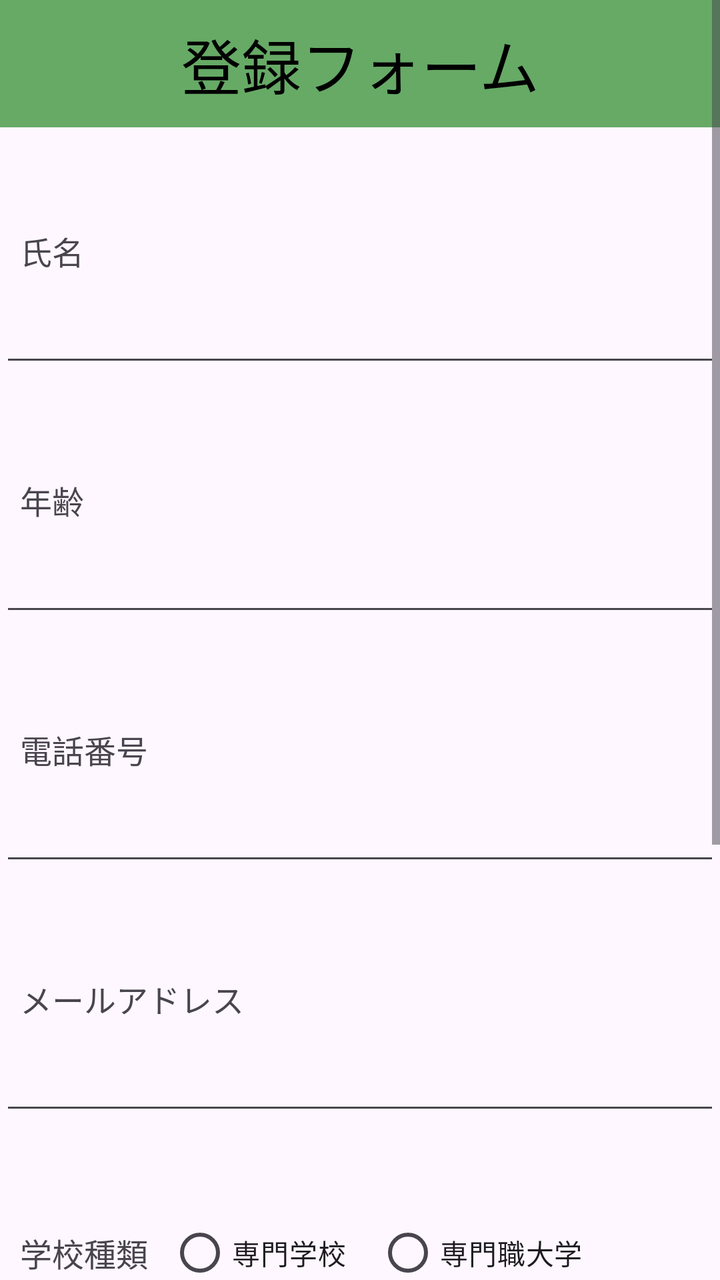
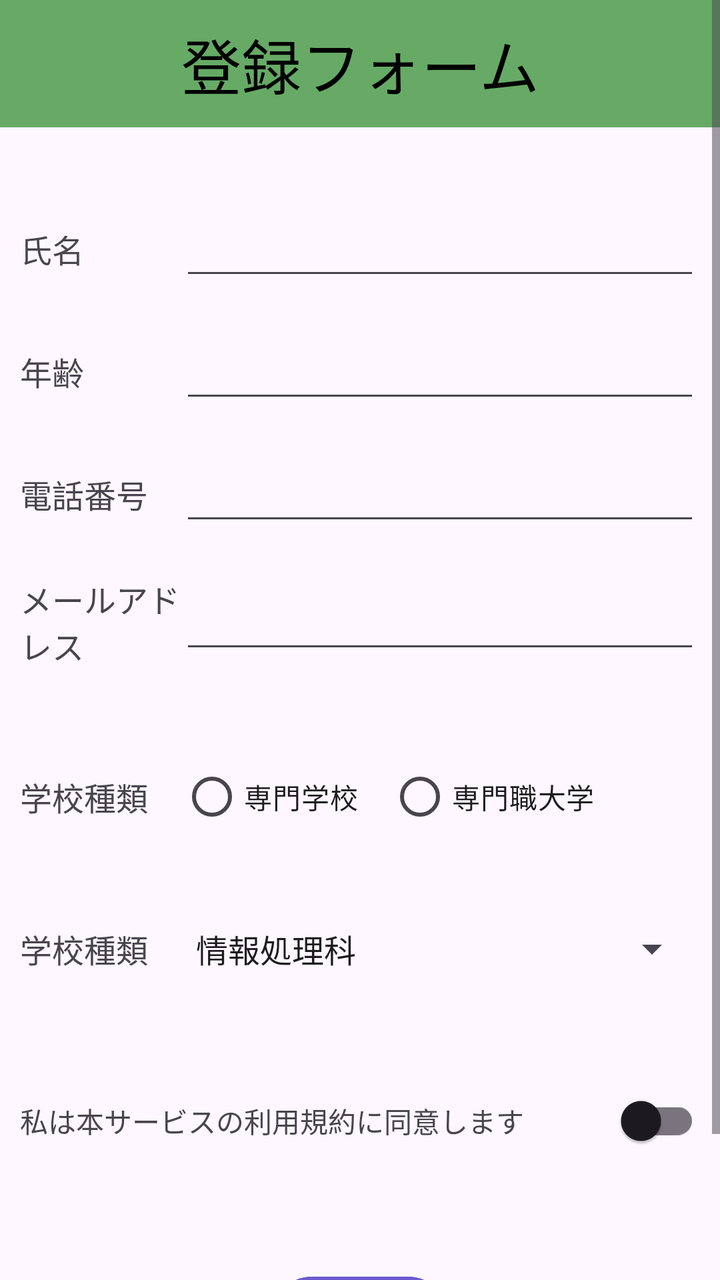

Before-and-after screenshots of an Android layout around one commit, followed by the original layout XML and the change that was made.
<!-- AndroidManifest.xml: application theme Theme.Ex0202 -->
<!-- res/layout/activity_main.xml -->
<?xml version="1.0" encoding="utf-8"?>
<ScrollView
    xmlns:android="http://schemas.android.com/apk/res/android"
    android:id="@+id/main"
    android:layout_width="match_parent"
    android:layout_height="match_parent"
    android:fillViewport="true">

    <LinearLayout
        android:layout_width="match_parent"
        android:layout_height="wrap_content"
        android:orientation="vertical"
        android:paddingBottom="40dp">

        <TextView
            android:id="@+id/tvTitle"
            android:layout_width="match_parent"
            android:layout_height="wrap_content"
            android:layout_marginBottom="40dp"
            android:background="#66aa66"
            android:gravity="center"
            android:paddingTop="10dp"
            android:paddingBottom="10dp"
            android:text="@string/title_form"
            android:textSize="30sp"
            android:textColor="#000000" />

        <TextView
            android:id="@+id/tvLabelName"
            android:layout_width="wrap_content"
            android:layout_height="wrap_content"
            android:padding="10dp"
            android:text="@string/label_name"
            android:textSize="16sp" />

        <EditText
            android:id="@+id/etName"
            android:layout_width="match_parent"
            android:layout_height="wrap_content"
            android:layout_marginBottom="40dp"
            android:inputType="text" />

        <TextView
            android:id="@+id/tvLabelAge"
            android:layout_width="wrap_content"
            android:layout_height="wrap_content"
            android:padding="10dp"
            android:text="@string/label_age"
            android:textSize="16sp" />

        <EditText
            android:id="@+id/etAge"
            android:layout_width="match_parent"
            android:layout_height="wrap_content"
            android:layout_marginBottom="40dp"
            android:inputType="number" />

        <TextView
            android:id="@+id/tvLabelPhone"
            android:layout_width="wrap_content"
            android:layout_height="wrap_content"
            android:padding="10dp"
            android:text="@string/label_phone"
            android:textSize="16sp" />

        <EditText
            android:id="@+id/etPhone"
            android:layout_width="match_parent"
            android:layout_height="wrap_content"
            android:layout_marginBottom="40dp"
            android:inputType="phone" />

        <TextView
            android:id="@+id/tvLabelEmail"
            android:layout_width="wrap_content"
            android:layout_height="wrap_content"
            android:padding="10dp"
            android:text="@string/label_email"
            android:textSize="16sp" />

        <EditText
            android:id="@+id/etEmail"
            android:layout_width="match_parent"
            android:layout_height="wrap_content"
            android:layout_marginBottom="40dp"
            android:inputType="textEmailAddress" />

        <LinearLayout
            android:layout_width="match_parent"
            android:layout_height="wrap_content"
            android:layout_marginBottom="40dp"
            android:orientation="horizontal"
            android:gravity="center_vertical">

            <TextView
                android:id="@+id/tvLabelSchoolType"
                android:layout_width="wrap_content"
                android:layout_height="wrap_content"
                android:padding="10dp"
                android:text="@string/label_school_type"
                android:textSize="16sp" />

            <RadioGroup
                android:id="@+id/rgSchoolType"
                android:layout_width="wrap_content"
                android:layout_height="wrap_content"
                android:orientation="horizontal">

                <RadioButton
                    android:id="@+id/rbVocation"
                    android:layout_width="wrap_content"
                    android:layout_height="wrap_content"
                    android:layout_marginEnd="15dp"
                    android:text="@string/radio_vocation" />

                <RadioButton
                    android:id="@+id/rbUniv"
                    android:layout_width="wrap_content"
                    android:layout_height="wrap_content"
                    android:layout_marginEnd="15dp"
                    android:text="@string/radio_univ" />
            </RadioGroup>
        </LinearLayout>

        <LinearLayout
            android:layout_width="match_parent"
            android:layout_height="wrap_content"
            android:layout_marginBottom="40dp"
            android:orientation="horizontal"
            android:gravity="center_vertical">

            <TextView
                android:id="@+id/tvLabelCourse"
                android:layout_width="wrap_content"
                android:layout_height="wrap_content"
                android:padding="10dp"
                android:text="@string/label_school_type"
                android:textSize="16sp" />

            <Spinner
                android:id="@+id/spCourse"
                android:layout_width="match_parent"
                android:layout_height="wrap_content"
                android:entries="@array/course_array" />
        </LinearLayout>

        <LinearLayout
            android:layout_width="match_parent"
            android:layout_height="wrap_content"
            android:layout_marginBottom="40dp"
            android:orientation="horizontal"
            android:gravity="center_vertical"
            android:padding="10dp">

            <TextView
                android:id="@+id/tvLabelAgree"
                android:layout_width="0dp"
                android:layout_height="wrap_content"
                android:layout_weight="1"
                android:text="@string/label_agree"
                android:textSize="14sp" />

            <androidx.appcompat.widget.SwitchCompat
                android:id="@+id/swAgree"
                android:layout_width="wrap_content"
                android:layout_height="wrap_content" />
        </LinearLayout>

        <Button
            android:id="@+id/btnSend"
            android:layout_width="wrap_content"
            android:layout_height="wrap_content"
            android:layout_gravity="center_horizontal"
            android:backgroundTint="#6a5acd"
            android:text="@string/btn_send"
            android:textColor="#ffffff" />

    </LinearLayout>
</ScrollView>
<!-- resources referenced by this layout -->
<resources>
  <string-array name="course_array">
          <item>情報処理科</item>
          <item>情報システム開発科</item>
          <item>高度情報処理科</item>
          <item>DXスペシャリスト科</item>
          <item>モバイルアプリケーション開発科</item>
          <item>Webデザイン科</item>
      </string-array>
  <string name="btn_send">送信</string>
  <string name="label_age">年齢</string>
  <string name="label_agree">私は本サービスの利用規約に同意します</string>
  <string name="label_email">メールアドレス</string>
  <string name="label_name">氏名</string>
  <string name="label_phone">電話番号</string>
  <string name="label_school_type">学校種類</string>
  <string name="radio_univ">専門職大学</string>
  <string name="radio_vocation">専門学校</string>
  <string name="title_form">登録フォーム</string>
  <style name="Theme.Ex0202" parent="Base.Theme.Ex0202" />
  <style name="Base.Theme.Ex0202" parent="Theme.Material3.DayNight.NoActionBar">
          
          
      </style>
</resources>

<!-- the commit's change to res/layout/activity_main.xml (unified diff, before → after) -->
@@ -12,6 +12,7 @@
         android:orientation="vertical"
         android:paddingBottom="40dp">
 
+        
         <TextView
             android:id="@+id/tvTitle"
             android:layout_width="match_parent"
@@ -25,78 +26,120 @@
             android:textSize="30sp"
             android:textColor="#000000" />
 
-        <TextView
-            android:id="@+id/tvLabelName"
-            android:layout_width="wrap_content"
-            android:layout_height="wrap_content"
-            android:padding="10dp"
-            android:text="@string/label_name"
-            android:textSize="16sp" />
-
-        <EditText
-            android:id="@+id/etName"
-            android:layout_width="match_parent"
-            android:layout_height="wrap_content"
-            android:layout_marginBottom="40dp"
-            android:inputType="text" />
-
-        <TextView
-            android:id="@+id/tvLabelAge"
-            android:layout_width="wrap_content"
-            android:layout_height="wrap_content"
-            android:padding="10dp"
-            android:text="@string/label_age"
-            android:textSize="16sp" />
-
-        <EditText
-            android:id="@+id/etAge"
-            android:layout_width="match_parent"
-            android:layout_height="wrap_content"
-            android:layout_marginBottom="40dp"
-            android:inputType="number" />
-
-        <TextView
-            android:id="@+id/tvLabelPhone"
-            android:layout_width="wrap_content"
-            android:layout_height="wrap_content"
-            android:padding="10dp"
-            android:text="@string/label_phone"
-            android:textSize="16sp" />
-
-        <EditText
-            android:id="@+id/etPhone"
-            android:layout_width="match_parent"
-            android:layout_height="wrap_content"
-            android:layout_marginBottom="40dp"
-            android:inputType="phone" />
-
-        <TextView
-            android:id="@+id/tvLabelEmail"
-            android:layout_width="wrap_content"
-            android:layout_height="wrap_content"
-            android:padding="10dp"
-            android:text="@string/label_email"
-            android:textSize="16sp" />
-
-        <EditText
-            android:id="@+id/etEmail"
-            android:layout_width="match_parent"
-            android:layout_height="wrap_content"
-            android:layout_marginBottom="40dp"
-            android:inputType="textEmailAddress" />
-
-        <LinearLayout
-            android:layout_width="match_parent"
-            android:layout_height="wrap_content"
-            android:layout_marginBottom="40dp"
-            android:orientation="horizontal"
-            android:gravity="center_vertical">
+        
+        <LinearLayout
+            android:layout_width="match_parent"
+            android:layout_height="wrap_content"
+            android:layout_marginBottom="20dp"
+            android:orientation="horizontal"
+            android:gravity="center_vertical"
+            android:paddingStart="10dp"
+            android:paddingEnd="10dp">
+
+            <TextView
+                android:id="@+id/tvLabelName"
+                android:layout_width="80dp"
+                android:layout_height="wrap_content"
+                android:text="@string/label_name"
+                android:textSize="16sp" />
+
+            <EditText
+                android:id="@+id/etName"
+                android:layout_width="0dp"
+                android:layout_height="wrap_content"
+                android:layout_weight="1"
+                android:inputType="text" />
+        </LinearLayout>
+
+        
+        <LinearLayout
+            android:layout_width="match_parent"
+            android:layout_height="wrap_content"
+            android:layout_marginBottom="20dp"
+            android:orientation="horizontal"
+            android:gravity="center_vertical"
+            android:paddingStart="10dp"
+            android:paddingEnd="10dp">
+
+            <TextView
+                android:id="@+id/tvLabelAge"
+                android:layout_width="80dp"
+                android:layout_height="wrap_content"
+                android:text="@string/label_age"
+                android:textSize="16sp" />
+
+            <EditText
+                android:id="@+id/etAge"
+                android:layout_width="0dp"
+                android:layout_height="wrap_content"
+                android:layout_weight="1"
+                android:inputType="number" />
+        </LinearLayout>
+
+        
+        <LinearLayout
+            android:layout_width="match_parent"
+            android:layout_height="wrap_content"
+            android:layout_marginBottom="20dp"
+            android:orientation="horizontal"
+            android:gravity="center_vertical"
+            android:paddingStart="10dp"
+            android:paddingEnd="10dp">
+
+            <TextView
+                android:id="@+id/tvLabelPhone"
+                android:layout_width="80dp"
+                android:layout_height="wrap_content"
+                android:text="@string/label_phone"
+                android:textSize="16sp" />
+
+            <EditText
+                android:id="@+id/etPhone"
+                android:layout_width="0dp"
+                android:layout_height="wrap_content"
+                android:layout_weight="1"
+                android:inputType="phone" />
+        </LinearLayout>
+
+        
+        <LinearLayout
+            android:layout_width="match_parent"
+            android:layout_height="wrap_content"
+            android:layout_marginBottom="40dp"
+            android:orientation="horizontal"
+            android:gravity="center_vertical"
+            android:paddingStart="10dp"
+            android:paddingEnd="10dp">
+
+            <TextView
+                android:id="@+id/tvLabelEmail"
+                android:layout_width="80dp"
+                android:layout_height="wrap_content"
+                android:text="@string/label_email"
+                android:textSize="16sp" />
+
+            <EditText
+                android:id="@+id/etEmail"
+                android:layout_width="0dp"
+                android:layout_height="wrap_content"
+                android:layout_weight="1"
+                android:inputType="textEmailAddress" />
+        </LinearLayout>
+
+        
+        <LinearLayout
+            android:layout_width="match_parent"
+            android:layout_height="wrap_content"
+            android:layout_marginBottom="40dp"
+            android:orientation="horizontal"
+            android:gravity="center_vertical"
+            android:paddingStart="10dp"
+            android:paddingEnd="10dp">
 
             <TextView
                 android:id="@+id/tvLabelSchoolType"
-                android:layout_width="wrap_content"
-                android:layout_height="wrap_content"
-                android:padding="10dp"
+                android:layout_width="80dp"
+                android:layout_height="wrap_content"
                 android:text="@string/label_school_type"
                 android:textSize="16sp" />
 
@@ -122,18 +165,20 @@
             </RadioGroup>
         </LinearLayout>
 
-        <LinearLayout
-            android:layout_width="match_parent"
-            android:layout_height="wrap_content"
-            android:layout_marginBottom="40dp"
-            android:orientation="horizontal"
-            android:gravity="center_vertical">
+        
+        <LinearLayout
+            android:layout_width="match_parent"
+            android:layout_height="wrap_content"
+            android:layout_marginBottom="40dp"
+            android:orientation="horizontal"
+            android:gravity="center_vertical"
+            android:paddingStart="10dp"
+            android:paddingEnd="10dp">
 
             <TextView
                 android:id="@+id/tvLabelCourse"
-                android:layout_width="wrap_content"
-                android:layout_height="wrap_content"
-                android:padding="10dp"
+                android:layout_width="80dp"
+                android:layout_height="wrap_content"
                 android:text="@string/label_school_type"
                 android:textSize="16sp" />
 
@@ -144,6 +189,7 @@
                 android:entries="@array/course_array" />
         </LinearLayout>
 
+        
         <LinearLayout
             android:layout_width="match_parent"
             android:layout_height="wrap_content"
@@ -166,6 +212,7 @@
                 android:layout_height="wrap_content" />
         </LinearLayout>
 
+        
         <Button
             android:id="@+id/btnSend"
             android:layout_width="wrap_content"
